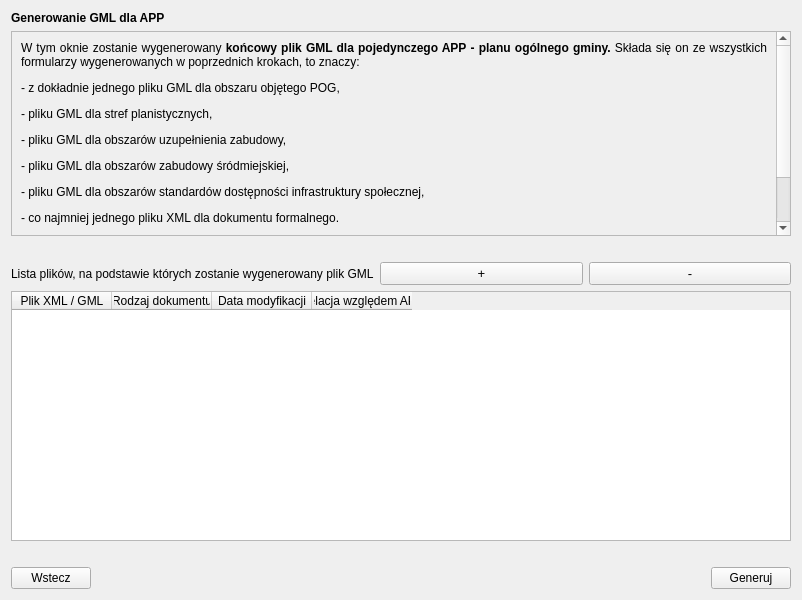
Above: modules/app/views/ui/generowanie_gml_dialog_base_POG.ui from CyfryzacjaAPP/wtyczka_qgis_app_2 before the change. Below: the same form after it.
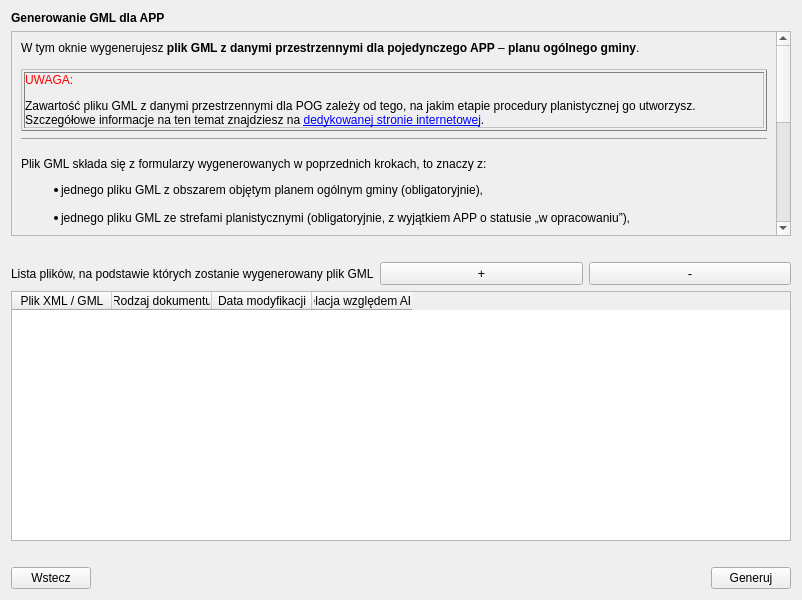
That is the form after the change.

Patch:
```diff
--- a/modules/app/views/ui/generowanie_gml_dialog_base_POG.ui
+++ b/modules/app/views/ui/generowanie_gml_dialog_base_POG.ui
@@ -58,7 +58,7 @@
           <x>0</x>
           <y>0</y>
           <width>763</width>
-          <height>294</height>
+          <height>407</height>
          </rect>
         </property>
         <property name="sizePolicy">
@@ -76,14 +76,7 @@
             </font>
            </property>
            <property name="text">
-            <string>&lt;p&gt;W tym oknie zostanie wygenerowany &lt;strong&gt;końcowy plik GML dla pojedynczego APP&lt;/strong&gt; &lt;strong&gt;- planu ogólnego gminy&lt;/strong&gt;&lt;strong&gt;.&lt;/strong&gt; Składa się on ze wszystkich formularzy wygenerowanych w poprzednich krokach, to znaczy:&lt;/p&gt;
-&lt;p&gt;- z dokładnie jednego pliku GML dla obszaru objętego&amp;nbsp;POG,&lt;/p&gt;
-&lt;p&gt;- pliku GML dla stref planistycznych,&lt;/p&gt;
-&lt;p&gt;- pliku GML dla obszarów uzupełnienia zabudowy,&lt;/p&gt;
-&lt;p&gt;- pliku GML dla obszarów zabudowy śródmiejskiej,&lt;/p&gt;
-&lt;p&gt;- pliku GML dla obszarów standardów dostępności infrastruktury społecznej,&lt;/p&gt;
-&lt;p&gt;- co najmniej jednego pliku XML dla dokumentu formalnego.&lt;/p&gt;
-&lt;p&gt;W tabeli poniżej muszą znaleźć się wszystkie pliki składające się na dany APP, aby został wygenerowany poprawny plik GML. Dla każdego pliku odczytanego jako Dokument formalny, użytkownik musi wybrać odpowiednią relację jaka wiąże ten dokument z APP. Następnie należy wybrać przycisk Generuj, który uruchomi wstępną walidację i umożliwi zapisanie pliku GML dla APP na dysku. Po poprawnym wygenerowaniu użytkownik może zdecydować czy będzie tworzył kolejne dane dla pojedynczych APP, czy przejdzie do tworzenia zbioru.&lt;/p&gt;</string>
+            <string>&lt;p&gt;W tym oknie wygenerujesz &lt;b&gt;plik GML z danymi przestrzennymi dla pojedynczego APP&lt;/b&gt; &amp;ndash; &lt;b&gt;planu og&amp;oacute;lnego gminy&lt;/b&gt;.&lt;br&gt;&lt;/p&gt;&lt;table style=&quot;border-collapse: collapse; width: 100%;&quot; border=&quot;1&quot;&gt;&lt;tbody&gt;&lt;tr&gt;&lt;td style=&quot;width: 100%;&quot;&gt;&lt;p&gt;&lt;span style=&quot;color: #ff0000;&quot;&gt;UWAGA: &lt;/span&gt;&lt;/p&gt;&lt;p&gt;Zawartość pliku GML z danymi przestrzennymi dla POG zależy od tego, na jakim etapie procedury planistycznej go utworzysz. Szczeg&amp;oacute;łowe informacje na ten temat znajdziesz na &lt;a href=&quot;https://www.gov.pl/web/zagospodarowanieprzestrzenne/specyfikacja-danych&quot;&gt;dedykowanej stronie internetowej&lt;/a&gt;.&lt;/p&gt;&lt;/td&gt;&lt;/tr&gt;&lt;/tbody&gt;&lt;/table&gt;&lt;hr /&gt;&lt;p&gt;Plik GML składa się z formularzy wygenerowanych w poprzednich krokach, to znaczy z:&lt;/p&gt;&lt;ul&gt;&lt;li&gt;jednego pliku GML z obszarem objętym planem og&amp;oacute;lnym gminy (obligatoryjnie),&lt;br&gt;&lt;/li&gt;&lt;li&gt;jednego pliku GML ze strefami planistycznymi (obligatoryjnie, z wyjątkiem APP o statusie &amp;bdquo;w opracowaniu&amp;rdquo;),&lt;br&gt;&lt;/li&gt;&lt;li&gt;jednego pliku GML z obszarami uzupełnienia zabudowy (fakultatywnie),&lt;br&gt;&lt;/li&gt;&lt;li&gt;jednego pliku GML z obszarami zabudowy śr&amp;oacute;dmiejskiej (fakultatywnie),&lt;br&gt;&lt;/li&gt;&lt;li&gt;jednego pliku GML z obszarami standard&amp;oacute;w dostępności infrastruktury społecznej (fakultatywnie),&lt;br&gt;&lt;/li&gt;&lt;li&gt;co najmniej jednego pliku GML dla dokumentu formalnego (obligatoryjnie).&lt;/li&gt;&lt;/ul&gt;&lt;p&gt;Aby wygenerować plik GML z danymi przestrzennymi dla POG:&lt;/p&gt;&lt;ol&gt;&lt;li&gt;Wczytaj do tabeli za pomocą przycisk&amp;oacute;w &lt;b&gt;&amp;bdquo;+&amp;rdquo;&lt;/b&gt; i &lt;b&gt;&amp;bdquo;&amp;ndash;&amp;rdquo; &lt;/b&gt;wszystkie pliki składające się na plik GML dla pojedynczego APP.&lt;br&gt;&lt;/li&gt;&lt;li&gt;Wybierz odpowiednią relację dla każdego pliku odczytanego jako &lt;b&gt;Dokument formalny&lt;/b&gt;, jaka wiąże ten dokument z aktem.&lt;br&gt;&lt;/li&gt;&lt;li&gt;Kliknij przycisk &lt;b&gt;Generuj&lt;/b&gt;, kt&amp;oacute;ry uruchomi wstępną walidację i umożliwi zapisanie gotowego pliku GML dla POG na dysku.&lt;/li&gt;&lt;/ol&gt;&lt;p&gt;Po poprawnym wygenerowaniu pliku GML dla pojedynczego APP zdecyduj czy będziesz tworzył kolejne dane przestrzenne dla pojedynczego APP, przejdziesz do tworzenia zbioru APP czy zakończysz pracę.&lt;/p&gt;</string>
            </property>
            <property name="alignment">
             <set>Qt::AlignJustify|Qt::AlignVCenter</set>
```
